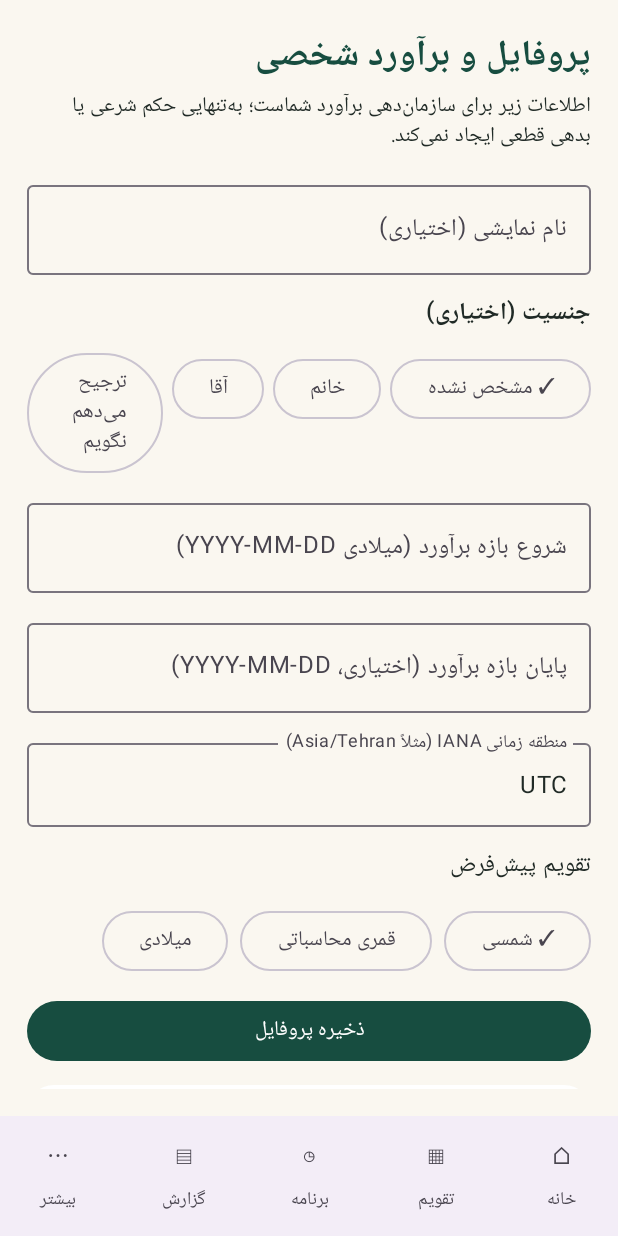
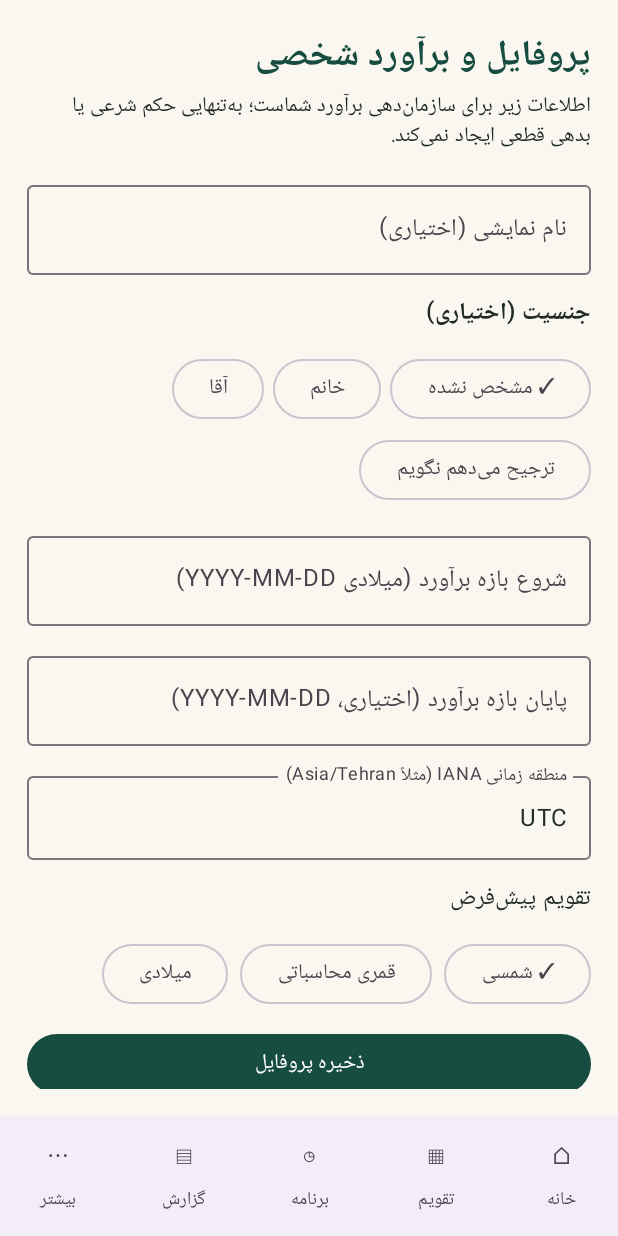
Before and after one commit to mohammad37496/Missed-Prayers-and-Fasts-Calculator, an Android app built with Jetpack Compose: the screen it shows after launch (MainActivity), on a phone screen of 412 x 824 dp. Run offline under Robolectric (Android 15) with nearby library versions, the phone set to English and light mode, and no system bars; our stand-ins replace Room's generated code; libraries missing offline, so code that uses them is left out: net.zetetic.database; 14 statements that could not run were skipped.

Commit message:
fix: wrap profile controls on narrow screens

```diff
--- a/app/src/main/java/ir/hirmand/missedprayers/ui/ProductScreens.kt
+++ b/app/src/main/java/ir/hirmand/missedprayers/ui/ProductScreens.kt
@@ -2,6 +2,8 @@ package ir.hirmand.missedprayers.ui
 
 import androidx.compose.foundation.layout.Arrangement
 import androidx.compose.foundation.layout.Column
+import androidx.compose.foundation.layout.ExperimentalLayoutApi
+import androidx.compose.foundation.layout.FlowRow
 import androidx.compose.foundation.layout.Row
 import androidx.compose.foundation.layout.Spacer
 import androidx.compose.foundation.layout.fillMaxSize
@@ -65,6 +67,7 @@ import java.time.temporal.ChronoUnit
 import java.time.format.DateTimeFormatter
 import java.util.Locale
 
+@OptIn(ExperimentalLayoutApi::class)
 @Composable
 fun ProfileScreen(
     profile: UserProfileEntity?, periods: List<ExcusePeriodEntity>,
@@ -104,7 +107,7 @@ fun ProfileScreen(
         item { OutlinedTextField(name, { name = it.take(60) }, label = { Text("نام نمایشی (اختیاری)") }, modifier = Modifier.fillMaxWidth(), singleLine = true) }
         item { Text("جنسیت (اختیاری)", fontWeight = FontWeight.SemiBold) }
         item {
-            Row(horizontalArrangement = Arrangement.spacedBy(6.dp)) {
+            FlowRow(horizontalArrangement = Arrangement.spacedBy(6.dp), verticalArrangement = Arrangement.spacedBy(6.dp)) {
                 listOf("UNSPECIFIED" to "مشخص نشده", "WOMAN" to "خانم", "MAN" to "آقا", "PREFER_NOT_TO_SAY" to "ترجیح می‌دهم نگویم").forEach { (value, label) ->
                     OutlinedButton(onClick = { gender = value }) { Text(if (gender == value) "✓ $label" else label) }
                 }
@@ -115,7 +118,7 @@ fun ProfileScreen(
         item { OutlinedTextField(timezoneId, { timezoneId = it.take(80) }, label = { Text("منطقه زمانی IANA (مثلاً Asia/Tehran)") }, modifier = Modifier.fillMaxWidth(), singleLine = true) }
         item { Text("تقویم پیش‌فرض") }
         item {
-            Row(horizontalArrangement = Arrangement.spacedBy(8.dp)) {
+            FlowRow(horizontalArrangement = Arrangement.spacedBy(8.dp), verticalArrangement = Arrangement.spacedBy(6.dp)) {
                 listOf("PERSIAN" to "شمسی", "ISLAMIC_CIVIL" to "قمری محاسباتی", "GREGORIAN" to "میلادی").forEach { (value, label) ->
                     OutlinedButton(onClick = { calendar = value }) { Text(if (calendar == value) "✓ $label" else label) }
                 }
@@ -153,7 +156,7 @@ fun ProfileScreen(
                 Column(Modifier.padding(14.dp), verticalArrangement = Arrangement.spacedBy(8.dp)) {
                     Text("ثبت روزهای عذر یا بازه‌های شخصی", fontWeight = FontWeight.Bold)
                     Text("این بازه‌ها فقط ثبت می‌شوند و تا زمان انتخاب قاعده فقهی مستند، به‌طور خودکار از محاسبه کم نخواهند شد.", style = MaterialTheme.typography.bodySmall)
-                    Row(horizontalArrangement = Arrangement.spacedBy(6.dp)) {
+                    FlowRow(horizontalArrangement = Arrangement.spacedBy(6.dp), verticalArrangement = Arrangement.spacedBy(6.dp)) {
                         listOf("MENSTRUATION" to "عادت ماهانه", "POSTPARTUM" to "نفاس", "ILLNESS" to "بیماری", "OTHER_USER_RECORDED" to "سایر").forEach { (value, label) ->
                             OutlinedButton(onClick = { periodKind = value }) { Text(if (periodKind == value) "✓ $label" else label) }
                         }
```
